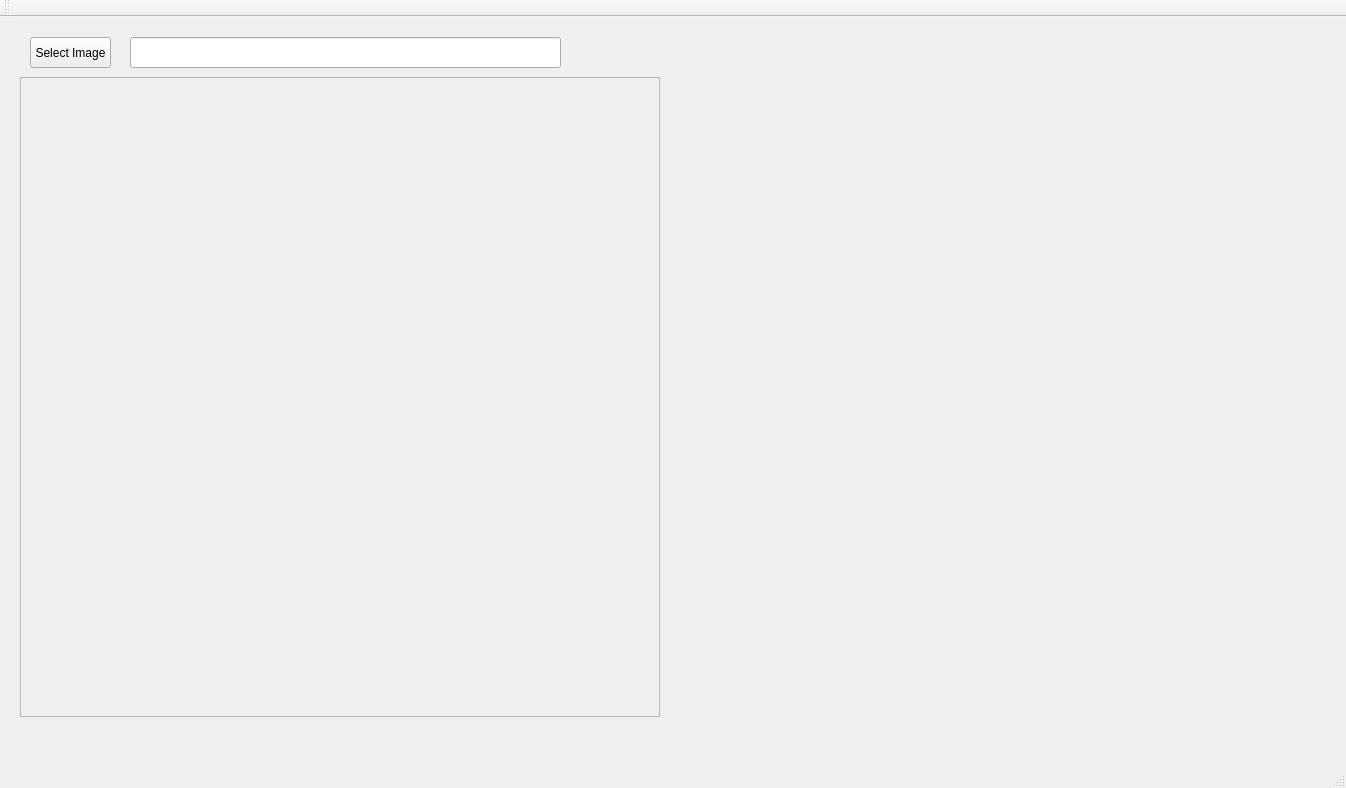
First picture: the form in VisionWidget/visionwidget.ui, repository hceng123/VisionLibrary, before the edit.
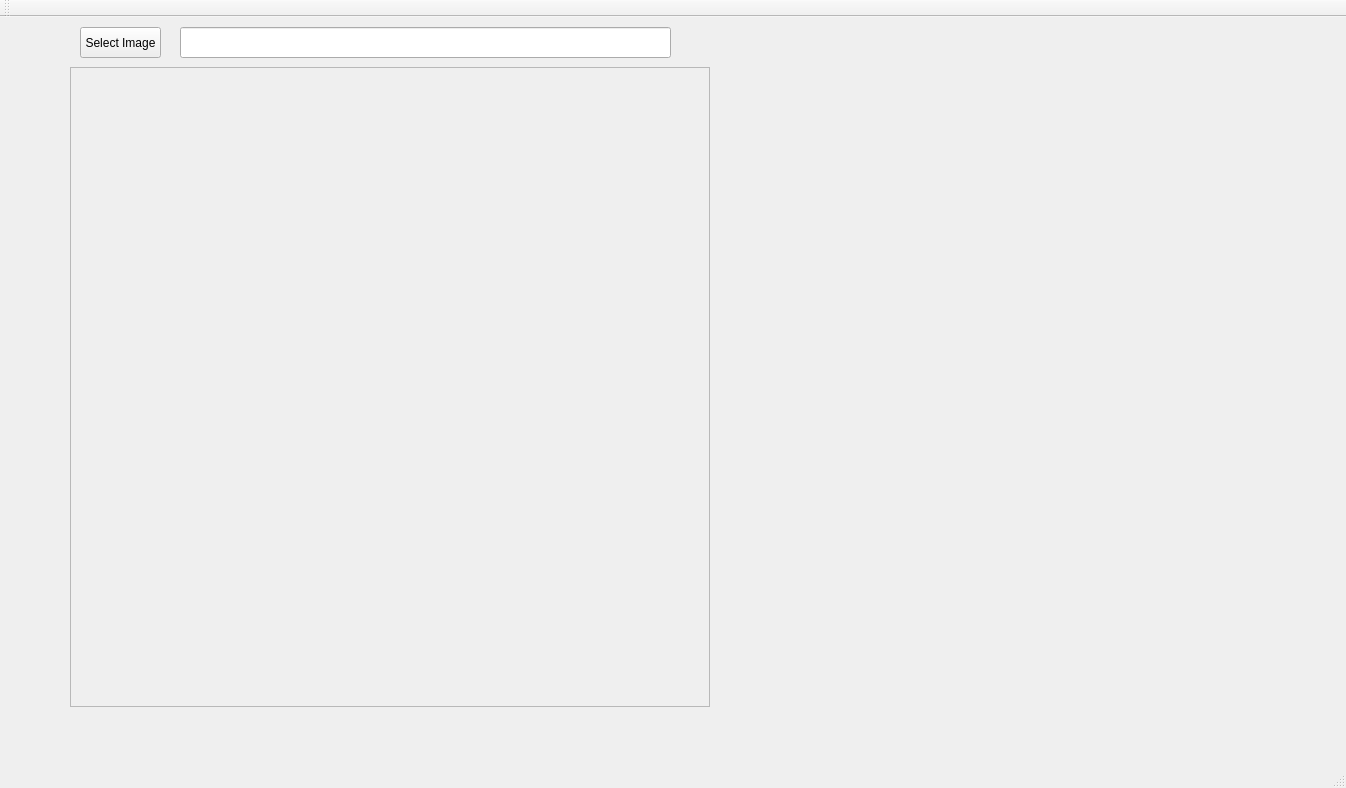
Second picture: the form after the edit. Custom widgets are drawn as their Qt base class.

Diff of the .ui file:
```diff
--- a/VisionWidget/visionwidget.ui
+++ b/VisionWidget/visionwidget.ui
@@ -17,8 +17,8 @@
    <widget class="VisionView" name="visionView">
     <property name="geometry">
      <rect>
-      <x>20</x>
-      <y>60</y>
+      <x>70</x>
+      <y>50</y>
       <width>640</width>
       <height>640</height>
      </rect>
@@ -33,8 +33,8 @@
    <widget class="QPushButton" name="selectImageBtn">
     <property name="geometry">
      <rect>
-      <x>30</x>
-      <y>20</y>
+      <x>80</x>
+      <y>10</y>
       <width>81</width>
       <height>31</height>
      </rect>
@@ -46,13 +46,23 @@
    <widget class="QLineEdit" name="imagePathEdit">
     <property name="geometry">
      <rect>
-      <x>130</x>
-      <y>20</y>
-      <width>431</width>
+      <x>180</x>
+      <y>10</y>
+      <width>491</width>
       <height>31</height>
      </rect>
     </property>
    </widget>
+   <widget class="VisionViewToolBox" name="visionViewToolBox" native="true">
+    <property name="geometry">
+     <rect>
+      <x>10</x>
+      <y>50</y>
+      <width>50</width>
+      <height>461</height>
+     </rect>
+    </property>
+   </widget>
   </widget>
   <widget class="QMenuBar" name="menuBar">
    <property name="geometry">
@@ -81,6 +91,12 @@
    <extends>QLabel</extends>
    <header>visionview.h</header>
   </customwidget>
+  <customwidget>
+   <class>VisionViewToolBox</class>
+   <extends>QWidget</extends>
+   <header>visionviewtoolbox.h</header>
+   <container>1</container>
+  </customwidget>
  </customwidgets>
  <resources>
   <include location="visionwidget.qrc"/>
```
